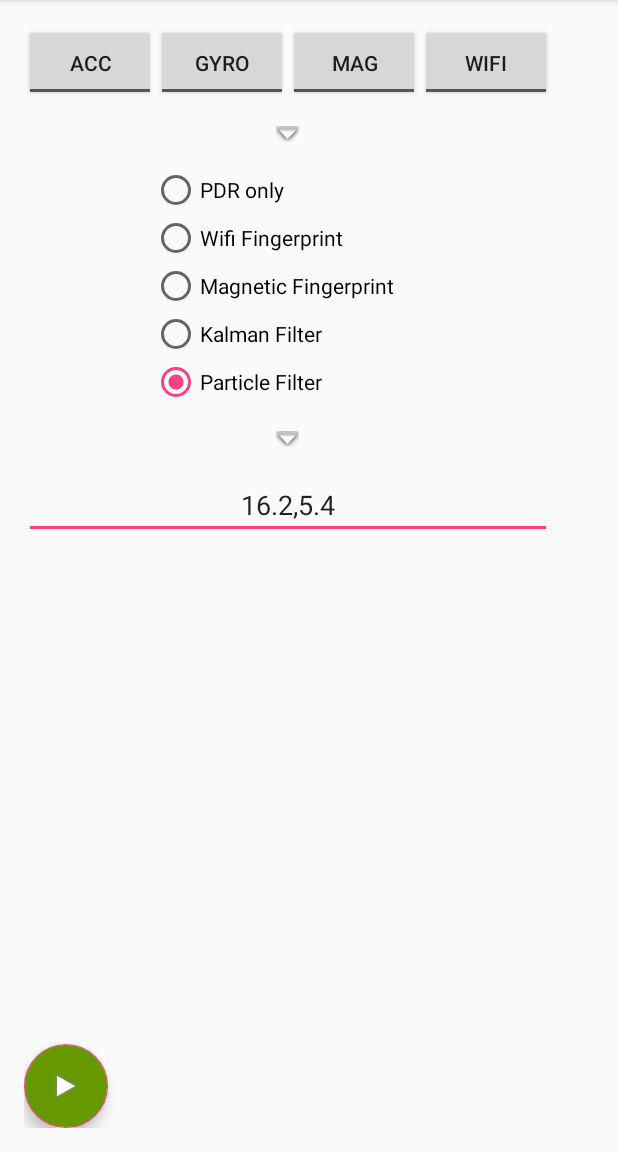
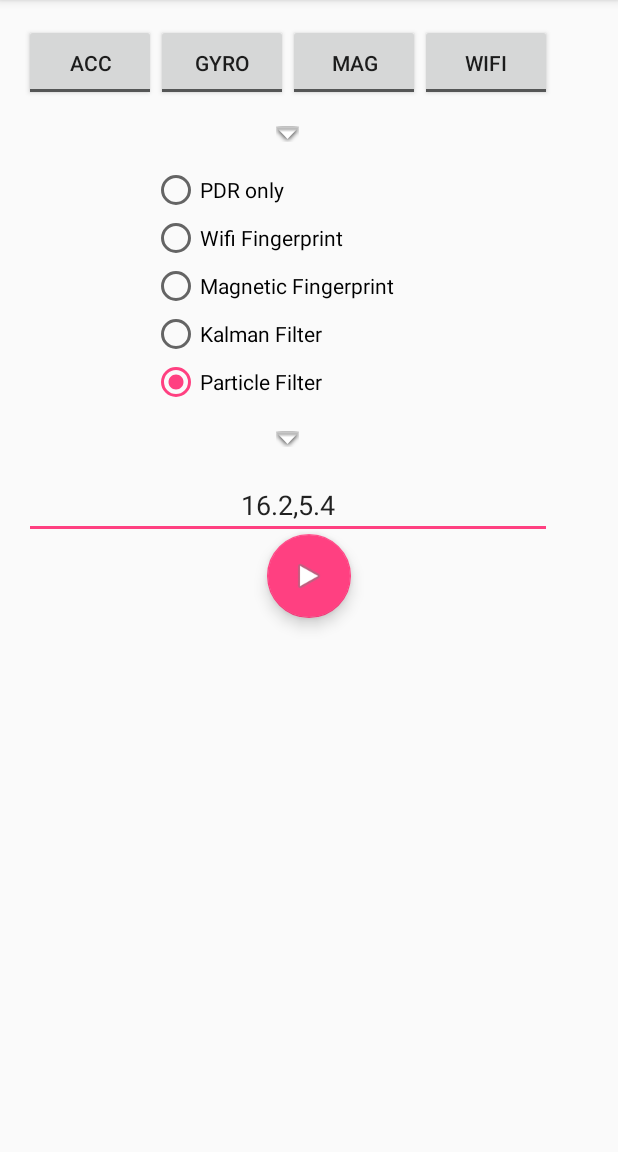
Before and after one commit to wnlab-isti/PrettyIndoor, an Android app: the MainActivity screen opened directly, with no data from a screen before it, on a phone screen of 412 x 824 dp, the part 84-1236 px from its top. Run offline under Robolectric (Android 15) with nearby library versions, the phone set to English and light mode, and no system bars.

Commit message:
xml corretto per floating aggiunti csv dei fingerprint

```diff
--- a/app/src/main/res/layout/activity_main.xml
+++ b/app/src/main/res/layout/activity_main.xml
@@ -154,7 +154,7 @@
 
     <!-- Floating Action Buttons -->
 
-    <android.support.design.widget.FloatingActionButton
+<!--    <android.support.design.widget.FloatingActionButton
         android:layout_width="wrap_content"
         android:layout_height="wrap_content"
         android:layout_alignParentBottom="true"
@@ -182,6 +182,36 @@
         android:elevation="@dimen/fab_margin"
         android:id="@+id/fab_logstep"
         android:src="@android:drawable/ic_menu_myplaces"
-        android:backgroundTint="@android:color/background_light"/>
+        android:backgroundTint="@android:color/background_light"/>-->
+    <android.support.design.widget.FloatingActionButton
+        android:id="@+id/fab_start"
+        android:src="@android:drawable/ic_media_play"
+        android:layout_width="wrap_content"
+        android:layout_height="wrap_content"
+        android:clickable="true"
+        android:layout_gravity="end|bottom"
+        android:layout_centerHorizontal="true"
+        android:layout_centerInParent="true"
+        app:layout_anchorGravity="bottom"
+        android:layout_margin="16dp" />
 
+    <android.support.design.widget.FloatingActionButton
+        android:id="@+id/fab_stop"
+        android:src="@android:drawable/ic_media_pause"
+        android:layout_width="wrap_content"
+        android:layout_height="wrap_content"
+        android:clickable="true"
+        android:layout_gravity="end|bottom"
+        android:layout_centerHorizontal="true"
+        android:layout_centerInParent="true"
+        app:layout_anchorGravity="bottom"
+        android:layout_margin="16dp" />
+
+    <android.support.design.widget.FloatingActionButton
+        android:id="@+id/fab_logstep"
+        android:layout_width="wrap_content"
+        android:layout_height="wrap_content"
+        android:layout_gravity="end|top"
+        android:src="@android:drawable/ic_menu_myplaces"
+        android:layout_margin="16dp" />
 </RelativeLayout>
```
Also changed, not shown: 2 other files.
